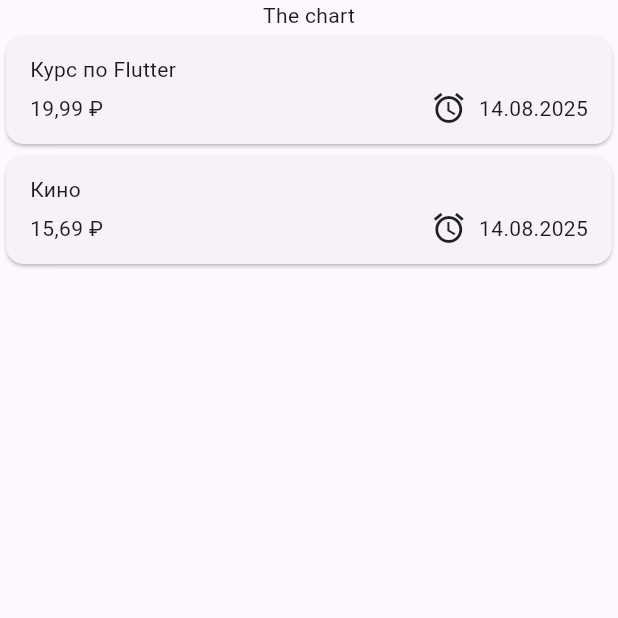
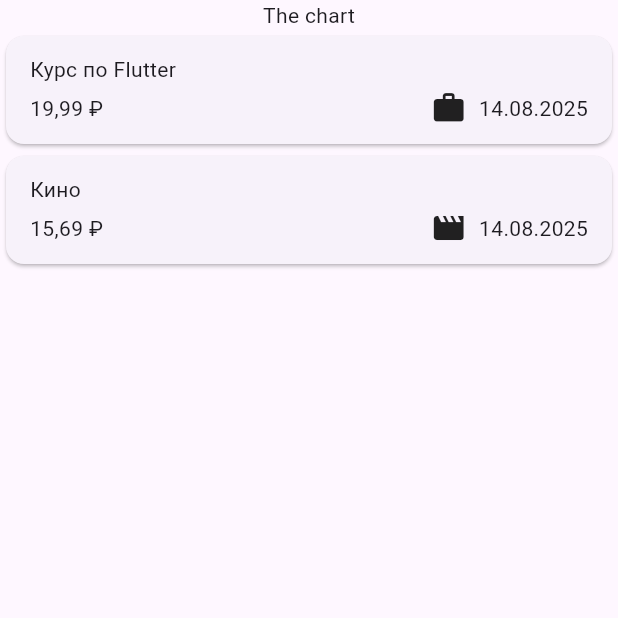
Before and after one commit to BulanovAlexander/expense_tracker, a Flutter app: the screen it shows after launch, on a phone screen of 412 x 824 dp, the top half of it. Run offline on Flutter 3.47's test engine with Material 3 defaults, Android fonts, the phone set to English and light mode, and no system bars.

Commit message:
Использование значков и форматирование дат

```diff
--- a/lib/models/expense.dart
+++ b/lib/models/expense.dart
@@ -1,4 +1,6 @@
 import 'package:uuid/uuid.dart';
+import 'package:intl/intl.dart';
+import 'package:flutter/material.dart';
 
 const uuid = Uuid();
 
@@ -8,6 +10,20 @@ enum Category {
   leisure,
   work,
 }
+
+const categoryIcons = {
+  Category.work: Icons.work,
+  Category.leisure: Icons.movie,
+  Category.food: Icons.lunch_dining,
+  Category.travel: Icons.flight_takeoff,
+};
+
+final dateFormatter = DateFormat('dd.MM.yyyy', 'ru_RU');
+final currencyFormatter = NumberFormat.currency(
+  locale: 'ru_RU',
+  symbol: '₽',
+  decimalDigits: 2,
+);
 
 class Expense {
   Expense({
@@ -22,4 +38,12 @@ class Expense {
   final double amount;
   final DateTime date;
   final Category category;
+
+  String get formattedDate {
+    return dateFormatter.format(date);
+  }
+
+  String get formattedCurrency {
+    return currencyFormatter.format(amount);
+  }
 }
--- a/lib/widgets/expenses/expenses_item.dart
+++ b/lib/widgets/expenses/expenses_item.dart
@@ -1,14 +1,5 @@
-import 'package:intl/intl.dart';
 import 'package:flutter/material.dart';
 import 'package:expense_tracker/models/expense.dart';
-
-final currencyFormatter = NumberFormat.currency(
-  locale: 'ru_RU',
-  symbol: '₽',
-  decimalDigits: 2,
-);
-
-final dateFormatter = DateFormat('dd.MM.yyyy', 'ru_RU');
 
 class ExpensesItem extends StatelessWidget {
   const ExpensesItem({
@@ -37,15 +28,15 @@ class ExpensesItem extends StatelessWidget {
             ),
             Row(
               children: <Widget>[
-                Text(currencyFormatter.format(expense.amount)),
+                Text(expense.formattedCurrency),
                 const Spacer(),
                 Row(
                   children: <Widget>[
-                    const Icon(Icons.alarm),
+                    Icon(categoryIcons[expense.category]),
                     const SizedBox(
                       width: 8.0,
                     ),
-                    Text(dateFormatter.format(expense.date)),
+                    Text(expense.formattedDate),
                   ],
                 ),
               ],
```
